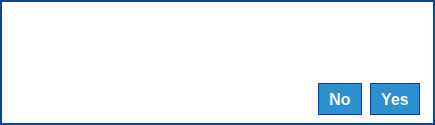
Old version of the form parsec/core/gui/forms/question_dialog.ui in the repository Scille/parsec-cloud.
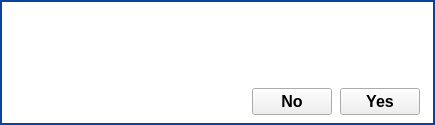
New version of the form. Icons and pictures are not drawn. Custom widgets are drawn as their Qt base class.

What changed in the file:
```diff
--- a/parsec/core/gui/forms/question_dialog.ui
+++ b/parsec/core/gui/forms/question_dialog.ui
@@ -262,8 +262,8 @@
              <widget class="QPushButton" name="button_no">
               <property name="minimumSize">
                <size>
-                <width>0</width>
-                <height>32</height>
+                <width>64</width>
+                <height>16</height>
                </size>
               </property>
               <property name="font">
@@ -277,11 +277,7 @@
                <enum>Qt::RightToLeft</enum>
               </property>
               <property name="styleSheet">
-               <string notr="true">background-color: rgb(45, 144, 209);
-border: 1px solid rgb(11, 56, 166);
-color: rgb(255, 255, 255);
-padding-left: 10px;
-padding-right: 10px;</string>
+               <string notr="true"/>
               </property>
               <property name="text">
                <string>No</string>
@@ -302,8 +298,8 @@
              <widget class="QPushButton" name="button_yes">
               <property name="minimumSize">
                <size>
-                <width>0</width>
-                <height>32</height>
+                <width>64</width>
+                <height>16</height>
                </size>
               </property>
               <property name="font">
@@ -317,11 +313,7 @@
                <enum>Qt::RightToLeft</enum>
               </property>
               <property name="styleSheet">
-               <string notr="true">background-color: rgb(45, 144, 209);
-border: 1px solid rgb(11, 56, 166);
-color: rgb(255, 255, 255);
-padding-left: 10px;
-padding-right: 10px;</string>
+               <string notr="true"/>
               </property>
               <property name="text">
                <string>Yes</string>
@@ -349,6 +341,13 @@
    </item>
   </layout>
  </widget>
+ <customwidgets>
+  <customwidget>
+   <class>ShadowedButton</class>
+   <extends>QPushButton</extends>
+   <header>parsec.core.gui.custom_widgets</header>
+  </customwidget>
+ </customwidgets>
  <resources>
   <include location="../rc/resources.qrc"/>
  </resources>
```
Left out of the diff: 24 changed lines with no effect on the pictures.
